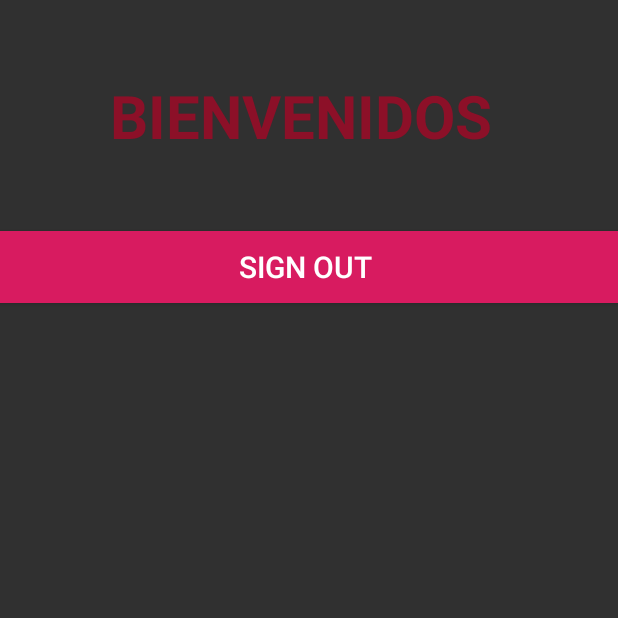
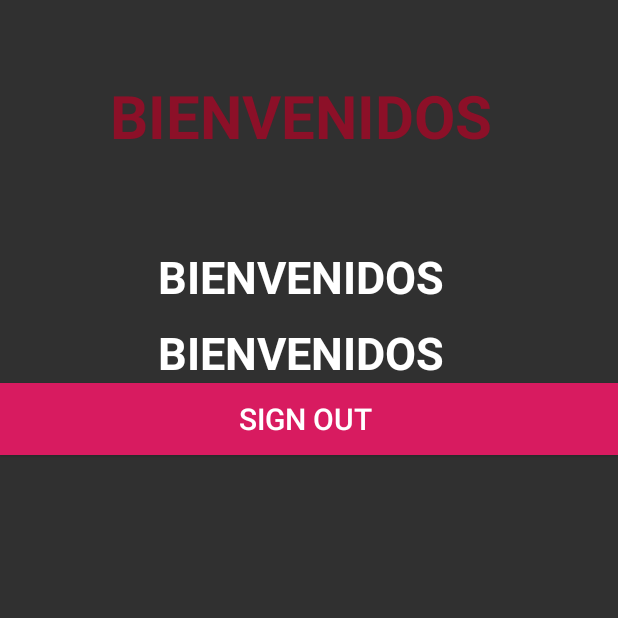
Before and after one commit to Wolf-JhEd/RA-Fia, an Android app: the screen it shows after launch once a user with an empty profile is signed in (Maps), on a phone screen of 412 x 824 dp, the top half of it. Run offline under Robolectric (Android 15) with nearby library versions, the light colour scheme and no system bars; our stand-ins replace Firebase (no records; nobody signed in at launch, a user with empty details on screens opened directly).

Commit message:
finish Autentication 2

```diff
--- a/app/src/main/java/com/example/ra_fia/Maps.java
+++ b/app/src/main/java/com/example/ra_fia/Maps.java
@@ -1,19 +1,30 @@
 package com.example.ra_fia;
 
+import androidx.annotation.NonNull;
 import androidx.appcompat.app.AppCompatActivity;
 
 import android.content.Intent;
 import android.os.Bundle;
 import android.view.View;
 import android.widget.Button;
+import android.widget.TextView;
 
 import com.google.firebase.auth.FirebaseAuth;
+import com.google.firebase.database.DataSnapshot;
+import com.google.firebase.database.DatabaseError;
+import com.google.firebase.database.DatabaseReference;
+import com.google.firebase.database.FirebaseDatabase;
+import com.google.firebase.database.ValueEventListener;
 
 public class Maps extends AppCompatActivity {
 
     private Button mButtonSignOut;
 
+    private TextView viewName;
+    private TextView viewEmail;
+
     private FirebaseAuth mAuth;
+    private DatabaseReference mDatabase;
 
     @Override
     protected void onCreate(Bundle savedInstanceState) {
@@ -21,7 +32,12 @@ public class Maps extends AppCompatActivity {
         setContentView(R.layout.activity_maps);
 
         mButtonSignOut = (Button) findViewById(R.id.btCierre);
+
+        viewName=(TextView)findViewById(R.id.tvViewNombre);
+        viewEmail=(TextView)findViewById(R.id.tvViewEmail);
+
         mAuth = FirebaseAuth.getInstance();
+        mDatabase = FirebaseDatabase.getInstance().getReference();
 
         mButtonSignOut.setOnClickListener(new View.OnClickListener() {
             @Override
@@ -32,5 +48,30 @@ public class Maps extends AppCompatActivity {
             }
         });
 
+        getUserInfo();
+
     }
+
+    private void getUserInfo(){
+
+        String id=mAuth.getCurrentUser().getUid();
+        mDatabase.child("Users").child(id).addValueEventListener(new ValueEventListener() {
+            @Override
+            public void onDataChange(@NonNull DataSnapshot dataSnapshot) {
+                if(dataSnapshot.exists()){
+                    String name=dataSnapshot.child("name").getValue().toString();
+                    String email=dataSnapshot.child("email").getValue().toString();
+
+                    viewName.setText(name);
+                    viewEmail.setText(email);
+                }
+            }
+
+            @Override
+            public void onCancelled(@NonNull DatabaseError databaseError) {
+
+            }
+        });
+    }
+
 }
--- a/app/src/main/res/layout/activity_maps.xml
+++ b/app/src/main/res/layout/activity_maps.xml
@@ -20,6 +20,30 @@
         android:textColor="#8C1028"
         android:textSize="40sp"
         android:textStyle="bold" />
+    <TextView
+        android:id="@+id/tvViewNombre"
+        android:layout_width="match_parent"
+        android:layout_height="wrap_content"
+        android:layout_marginStart="00dp"
+        android:layout_marginEnd="10dp"
+        android:text="BIENVENIDOS"
+        android:textAlignment="center"
+        android:layout_marginTop="10dp"
+        android:textColor="#ffff"
+        android:textSize="30sp"
+        android:textStyle="bold" />
+    <TextView
+        android:id="@+id/tvViewEmail"
+        android:layout_width="match_parent"
+        android:layout_height="wrap_content"
+        android:layout_marginStart="00dp"
+        android:layout_marginEnd="10dp"
+        android:text="BIENVENIDOS"
+        android:textAlignment="center"
+        android:layout_marginTop="10dp"
+        android:textColor="#fff"
+        android:textSize="30sp"
+        android:textStyle="bold" />
 
     <Button
         android:id="@+id/btCierre"
```
Also changed, not shown: app/src/main/java/com/example/ra_fia/Login.java (+43 -1 lines), app/src/main/java/com/example/ra_fia/Register.java (+71 -51 lines), app/src/main/res/layout/activity_login.xml (+25 -2 lines), app/src/main/res/layout/activity_register.xml (+12 -4 lines).
